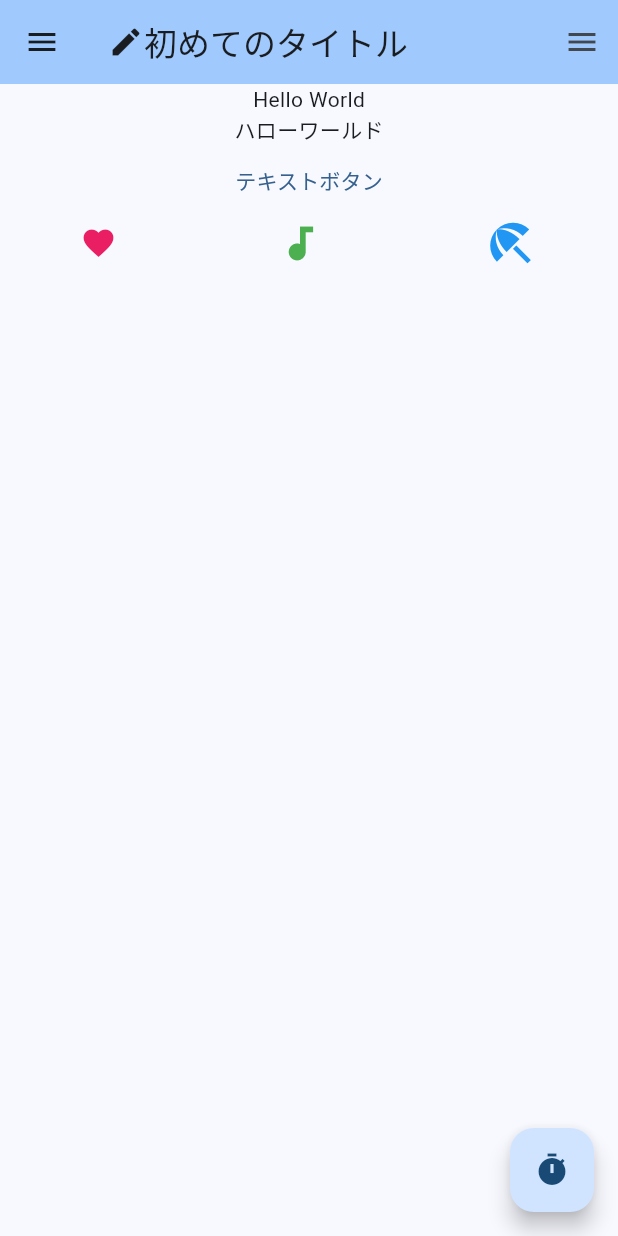
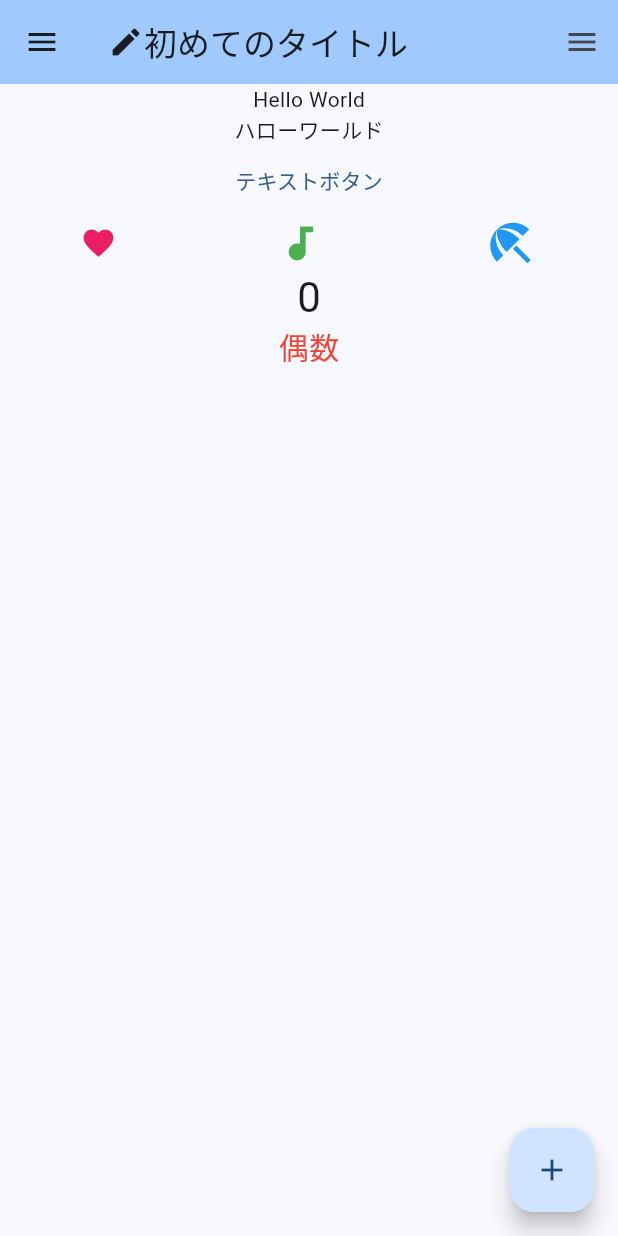
Before and after one commit to ayatsuki-meowmeow/hello_flutter, a Flutter app: the screen it shows after launch, on a phone screen of 412 x 824 dp. Run offline on Flutter 3.47's test engine with Material 2 defaults, Android fonts, the phone set to English and light mode, and no system bars.

Commit message:
偶数か奇数かを表示する

```diff
--- a/lib/main.dart
+++ b/lib/main.dart
@@ -59,6 +59,19 @@ class MyHomePage extends StatefulWidget {
 }
 
 class _MyHomePageState extends State<MyHomePage> {
+  int _counter = 0;
+  String _type = "偶数";
+  void _incrementCounter() {
+    setState(() {
+      _counter++;
+      if (_counter % 2 == 0) {
+        _type = "偶数";
+      } else {
+        _type = "奇数";
+      }
+    });
+  }
+
   @override
   Widget build(BuildContext context) {
     // 4.MyHomePageの画面を定義
@@ -83,9 +96,7 @@ class _MyHomePageState extends State<MyHomePage> {
           onPressed: () => {debugPrint("ボタンが押されたよ")}, // テキストボタンが押されるたびにターミナルに出力
           child: const Text("テキストボタン"),
         ),
-        const Row(
-          mainAxisAlignment: MainAxisAlignment.spaceAround,
-          children: [
+        const Row(mainAxisAlignment: MainAxisAlignment.spaceAround, children: [
           Icon(
             Icons.favorite,
             color: Colors.pink,
@@ -101,11 +112,23 @@ class _MyHomePageState extends State<MyHomePage> {
             color: Colors.blue,
             size: 36.0,
           ),
-          ]
-        )
         ]),
+        Text(
+          '$_counter',
+          style: Theme.of(context).textTheme.headlineMedium,
+        ),
+        Text(
+          _type,
+          style: const TextStyle(fontSize: 20, color: Colors.red),
+        ),
+      ]),
+      // floatingActionButton: FloatingActionButton(
+      //     onPressed: () => {debugPrint("押したね？")},
+      //     child: const Icon(Icons.timer)),
       floatingActionButton: FloatingActionButton(
-        onPressed: () => {debugPrint("押したね？")}, child: const Icon(Icons.timer)
+        onPressed: _incrementCounter,
+        tooltip: 'Increment',
+        child: const Icon(Icons.add),
       ),
       drawer: const Drawer(child: Center(child: Text("ドロワー"))),
       endDrawer: const Drawer(child: Center(child: Text("エンドドロワー"))),
```
Lines whose indentation alone changed are shown as unchanged.
